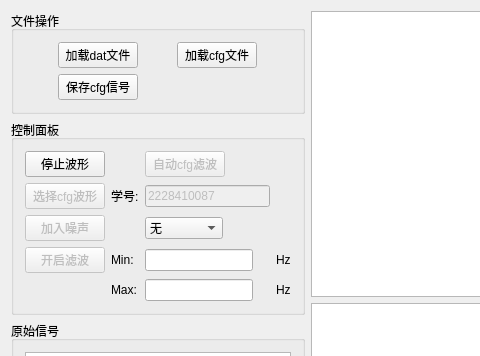
First picture: the form in SignalIOSystem/MainInterface.ui, repository RyougiSama/SignalIOSystem, before the edit; both pictures show x 0 to 480 and y 0 to 356 of the 910 by 600 pixel window.
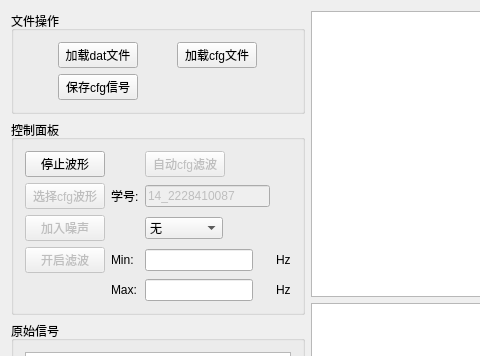
Second picture: the form after the edit. Custom widgets are drawn as their Qt base class.

What changed in the file:
```diff
--- a/SignalIOSystem/MainInterface.ui
+++ b/SignalIOSystem/MainInterface.ui
@@ -207,7 +207,7 @@
            <bool>false</bool>
           </property>
           <property name="text">
-           <string>2228410087</string>
+           <string>14_2228410087</string>
           </property>
          </widget>
         </item>
```
